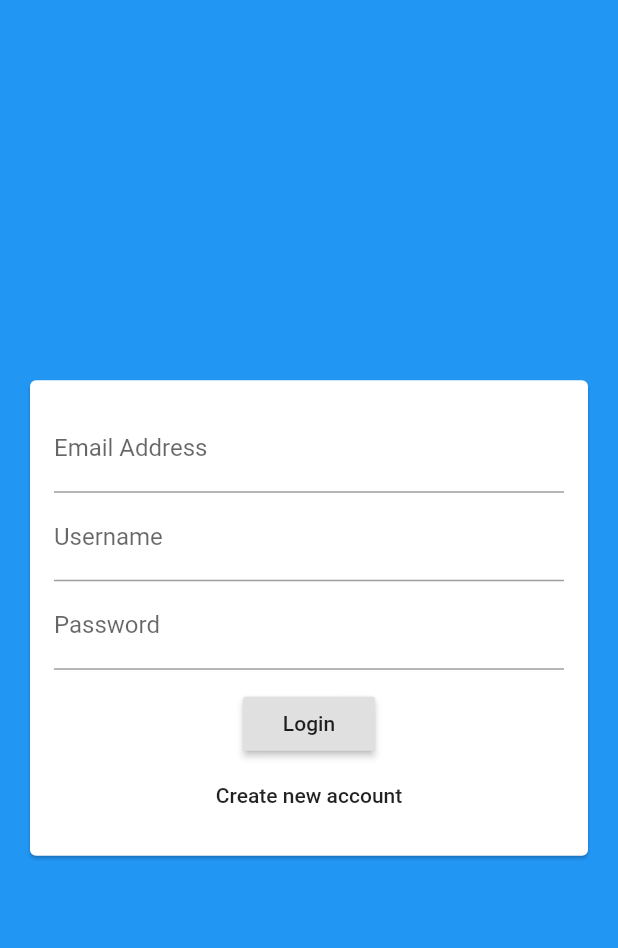
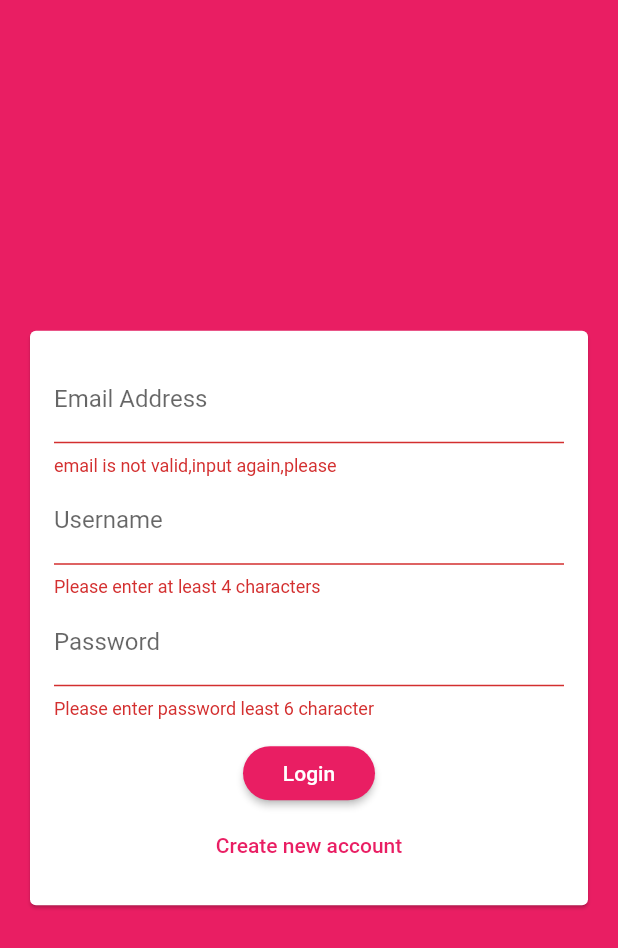
Before and after one commit to dinhdung140198/app_chat, a Flutter app: the screen it shows after launch, after a tap on "Login", on a phone screen of 412 x 824 dp. Shown: the top 948 px of the screen. Run offline on Flutter 3.47's test engine with Material 2 defaults, Android fonts, the phone set to English and light mode, and no system bars; our stand-ins replace cloud_firestore, firebase_auth, firebase_core; accounts and stored records are empty.

Commit message:
add auth , message screen

```diff
--- a/lib/main.dart
+++ b/lib/main.dart
@@ -1,10 +1,12 @@
 import 'package:app_chat/screens/auth_screen.dart';
+import 'package:app_chat/screens/chat_screen.dart';
+import 'package:firebase_auth/firebase_auth.dart';
 import 'package:flutter/material.dart';
 import 'package:firebase_core/firebase_core.dart';
 
-void main() async{
+void main() async {
   WidgetsFlutterBinding.ensureInitialized();
-  await  Firebase.initializeApp();
+  await Firebase.initializeApp();
   runApp(const MyApp());
 }
 
@@ -15,11 +17,29 @@ class MyApp extends StatelessWidget {
   @override
   Widget build(BuildContext context) {
     return MaterialApp(
-      title: 'Flutter Demo',
-      theme: ThemeData(
-        primarySwatch: Colors.blue,
-      ),
-      home: const AuthScreen(),
-    );
+        title: 'App Chat',
+        theme: ThemeData(
+          primarySwatch: Colors.pink,
+          backgroundColor: Colors.pink,
+          accentColor: Colors.deepPurple,
+          accentColorBrightness: Brightness.dark,
+          buttonTheme: ButtonTheme.of(context).copyWith(
+            buttonColor: Colors.pink,
+            textTheme: ButtonTextTheme.primary,
+            shape: RoundedRectangleBorder(
+              borderRadius: BorderRadius.circular(20),
+            ),
+          ),
+        ),
+        home: StreamBuilder(
+          stream: FirebaseAuth.instance.authStateChanges(),
+          builder: (ctx, userSnapshot) {
+            if (userSnapshot.hasData) {
+              return const ChatScreen();
+            }
+            return const AuthScreen();
+          },
+        )
+        );
   }
 }
--- a/lib/screens/auth_screen.dart
+++ b/lib/screens/auth_screen.dart
@@ -1,19 +1,59 @@
 import 'package:app_chat/widgets/auth/auth_form.dart';
 import 'package:flutter/material.dart';
+import 'package:firebase_auth/firebase_auth.dart';
+import 'package:flutter/services.dart';
+import 'package:cloud_firestore/cloud_firestore.dart';
 
 class AuthScreen extends StatefulWidget {
-  const AuthScreen({ Key? key }) : super(key: key);
+  const AuthScreen({Key? key}) : super(key: key);
 
   @override
   State<AuthScreen> createState() => _AuthScreenState();
 }
 
 class _AuthScreenState extends State<AuthScreen> {
+  final _auth = FirebaseAuth.instance;
+  var _isLoading = false;
+  void _submitAuthForm(
+    String email,
+    String userName,
+    String password,
+    bool isLogin,
+    BuildContext ctx,
+  ) async {
+    UserCredential authResult;
+    try {
+      if (isLogin) {
+        authResult = await _auth.signInWithEmailAndPassword(
+            email: email, password: password);
+      } else {
+        authResult = await _auth.createUserWithEmailAndPassword(
+            email: email, password: password);
+           await FirebaseFirestore.instance.collection('Users').doc(authResult.user!.uid).set({
+              'username': userName,
+              'email':email,
+            });
+      }
+    } on PlatformException catch (error) {
+      var message = "An error occurred , please check your credentials";
+      if (error.message != null) {
+        message = error.message!;
+      }
+      Scaffold.of(ctx).showSnackBar(SnackBar(
+        content: Text(message),
+        backgroundColor: Theme.of(ctx).errorColor,
+      ));
+    }catch(error){
+      print(error);
+      _isLoading= false;
+    }
+  }
+
   @override
   Widget build(BuildContext context) {
     return Scaffold(
       backgroundColor: Theme.of(context).primaryColor,
-      body: const AuthForm(),
-      );
+      body: AuthForm(_submitAuthForm,_isLoading),
+    );
   }
 }
--- a/lib/widgets/auth/auth_form.dart
+++ b/lib/widgets/auth/auth_form.dart
@@ -1,13 +1,43 @@
 import 'package:flutter/material.dart';
 
 class AuthForm extends StatefulWidget {
-  const AuthForm({Key? key}) : super(key: key);
+  // ignore: use_key_in_widget_constructors
+  const AuthForm(this.submitFn, this.isLoading) : super();
+  final bool isLoading;
+  final void Function(
+    String email,
+    String userName,
+    String passWord,
+    bool isLogin,
+    BuildContext ctx,
+  ) submitFn;
 
   @override
   State<AuthForm> createState() => _AuthFormState();
 }
 
 class _AuthFormState extends State<AuthForm> {
+  final _keyForm = GlobalKey<FormState>();
+  bool _isLogin = true;
+  String? _userEmail = '';
+  String? _userName = '';
+  String? _userPassword = '';
+
+  void _trySubmit() {
+    final isValid = _keyForm.currentState!.validate();
+    FocusScope.of(context).unfocus();
+    if (isValid) {
+      _keyForm.currentState!.save();
+      widget.submitFn(
+        _userEmail!.trim(),
+        _userName!.trim(),
+        _userPassword!.trim(),
+        _isLogin,
+        context,
+      );
+    }
+  }
+
   @override
   Widget build(BuildContext context) {
     return Center(
@@ -17,23 +47,75 @@ class _AuthFormState extends State<AuthForm> {
         child: Padding(
           padding: const EdgeInsets.all(16),
           child: Form(
+            key: _keyForm,
             child: Column(
               mainAxisSize: MainAxisSize.min,
               children: [
                 TextFormField(
+                  key: const ValueKey('email'),
+                  validator: ((value) {
+                    if (value!.isEmpty || !value.contains('@')) {
+                      return 'email is not valid,input again,please';
+                    }
+                    return null;
+                  }),
                   keyboardType: TextInputType.emailAddress,
                   decoration: const InputDecoration(labelText: 'Email Address'),
+                  onSaved: (value) {
+                    _userEmail = value;
+                  },
                 ),
+                // _isLogin
+                //     ? const SizedBox(
+                //         height: 0,
+                //       )
+                //     :
+                if (_isLogin)
+                  TextFormField(
+                    key: const ValueKey('username'),
+                    validator: ((value) {
+                      if (value!.isEmpty || value.length < 4) {
+                        return 'Please enter at least 4 characters';
+                      }
+                      return null;
+                    }),
+                    decoration: const InputDecoration(labelText: 'Username'),
+                    onSaved: (value) {
+                      _userName = value;
+                    },
+                  ),
                 TextFormField(
-                  decoration: const InputDecoration(labelText: 'Username'),
-                ),
-                 TextFormField(
+                  key: const ValueKey('password'),
+                  validator: ((value) {
+                    if (value!.isEmpty || value.length < 6) {
+                      return 'Please enter password least 6 character';
+                    }
+                    return null;
+                  }),
                   decoration: const InputDecoration(labelText: 'Password'),
                   obscureText: true,
+                  onSaved: (value) {
+                    _userPassword = value;
+                  },
                 ),
-                const SizedBox(height: 12,),
-                RaisedButton(onPressed: (){},child: const Text('Login'),),
-                FlatButton(onPressed: (){}, child: const Text('Create new account')),
+                const SizedBox(
+                  height: 12,
+                ),
+                if (widget.isLoading) const CircularProgressIndicator(),
+                if (!widget.isLoading)
+                  RaisedButton(
+                    onPressed: _trySubmit,
+                    child: Text(_isLogin ? 'Login' : 'Signup'),
+                  ),
+                if (!widget.isLoading)
+                  FlatButton(
+                      textColor: Theme.of(context).primaryColor,
+                      onPressed: () {
+                        setState(() {
+                          _isLogin = !_isLogin;
+                        });
+                      },
+                      child: Text(_isLogin ? 'Create new account' : 'Login')),
               ],
             ),
           ),
```
Also changed, not shown: lib/screens/chat_screen.dart (+45 -25 lines), lib/widgets/chats/message.dart (added, +37 -0 lines), lib/widgets/chats/message_bubble.dart (added, +42 -0 lines), lib/widgets/chats/new_message.dart (added, +51 -0 lines), 3 other files.
